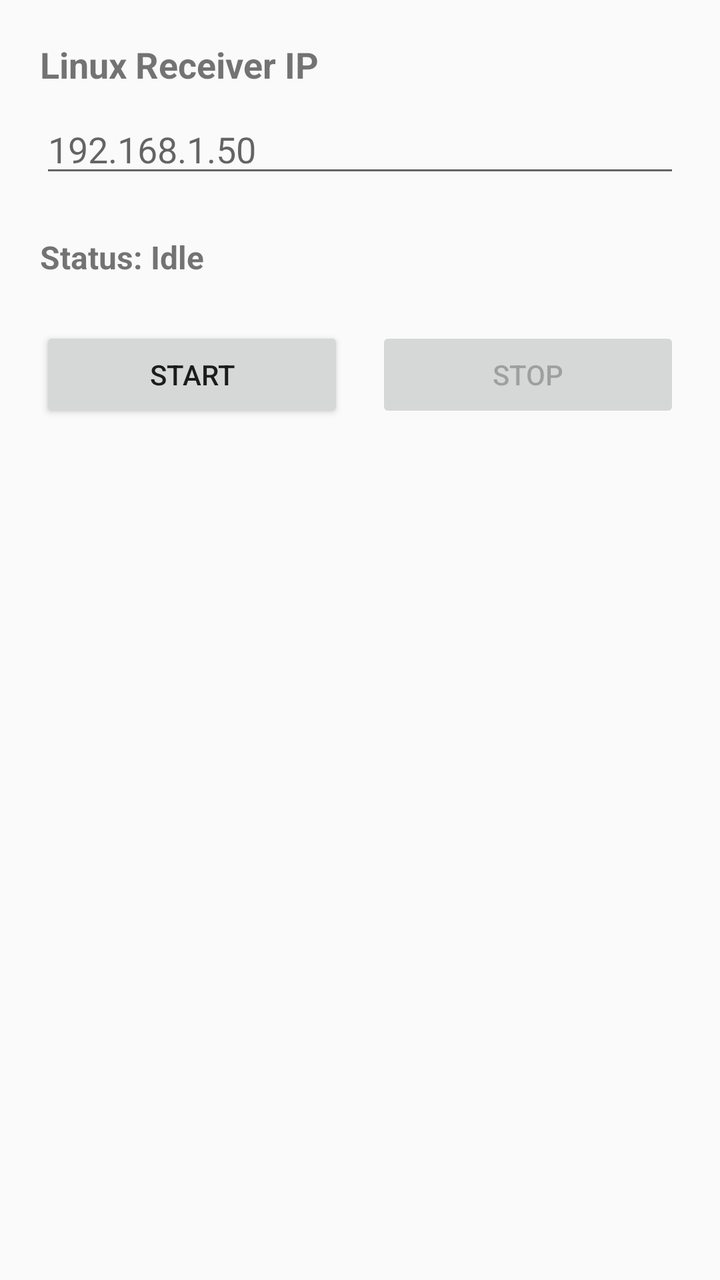
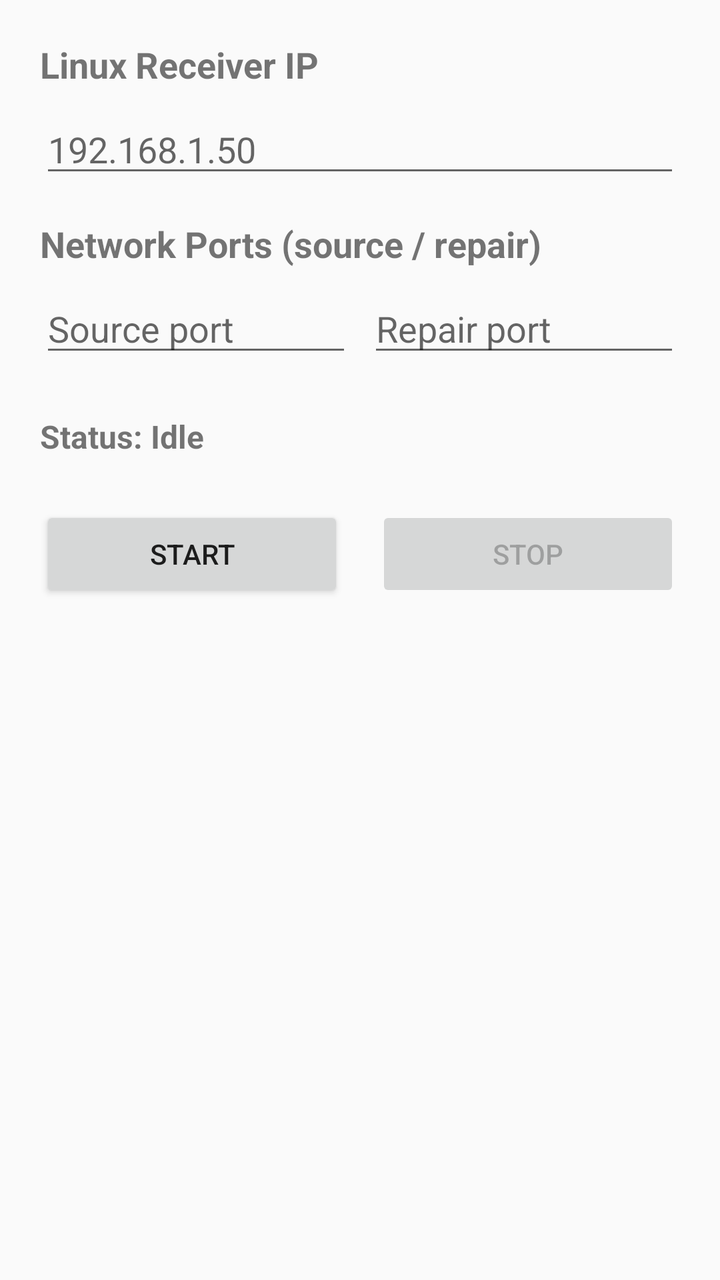

Two renders of the same Android screen: before a commit and after it. Below are the layout's source before the change and the commit's diff.
<!-- AndroidManifest.xml: application theme Theme.AppCompat.Light.DarkActionBar -->
<!-- res/layout/activity_main.xml -->
<?xml version="1.0" encoding="utf-8"?>
<androidx.constraintlayout.widget.ConstraintLayout xmlns:android="http://schemas.android.com/apk/res/android"
    xmlns:app="http://schemas.android.com/apk/res-auto"
    xmlns:tools="http://schemas.android.com/tools"
    android:layout_width="match_parent"
    android:layout_height="match_parent"
    android:padding="20dp"
    tools:context=".MainActivity">

    <TextView
        android:id="@+id/tvLabel"
        android:layout_width="wrap_content"
        android:layout_height="wrap_content"
        android:text="@string/dest_ip"
        android:textSize="18sp"
        android:textStyle="bold"
        app:layout_constraintTop_toTopOf="parent"
        app:layout_constraintStart_toStartOf="parent" />

    <EditText
        android:id="@+id/etIp"
        android:layout_width="0dp"
        android:layout_height="wrap_content"
        android:layout_marginTop="8dp"
        android:hint="@string/ip_hint"
        android:inputType="text"
        android:maxLines="1"
        app:layout_constraintTop_toBottomOf="@id/tvLabel"
        app:layout_constraintStart_toStartOf="parent"
        app:layout_constraintEnd_toEndOf="parent" />

    <TextView
        android:id="@+id/tvStatus"
        android:layout_width="wrap_content"
        android:layout_height="wrap_content"
        android:layout_marginTop="24dp"
        android:text="@string/status_idle"
        android:textSize="16sp"
        android:textStyle="bold"
        app:layout_constraintTop_toBottomOf="@id/etIp"
        app:layout_constraintStart_toStartOf="parent" />

    <Button
        android:id="@+id/btnStart"
        android:layout_width="0dp"
        android:layout_height="wrap_content"
        android:layout_marginTop="24dp"
        android:layout_marginEnd="8dp"
        android:text="@string/start"
        app:layout_constraintTop_toBottomOf="@id/tvStatus"
        app:layout_constraintStart_toStartOf="parent"
        app:layout_constraintEnd_toStartOf="@id/btnStop" />

    <Button
        android:id="@+id/btnStop"
        android:layout_width="0dp"
        android:layout_height="wrap_content"
        android:layout_marginStart="8dp"
        android:text="@string/stop"
        android:enabled="false"
        app:layout_constraintTop_toTopOf="@id/btnStart"
        app:layout_constraintStart_toEndOf="@id/btnStart"
        app:layout_constraintEnd_toEndOf="parent" />

</androidx.constraintlayout.widget.ConstraintLayout>
<!-- resources referenced by this layout -->
<resources>
  <string name="dest_ip">Linux Receiver IP</string>
  <string name="ip_hint">192.168.1.50</string>
  <string name="start">Start</string>
  <string name="status_idle">Status: Idle</string>
  <string name="stop">Stop</string>
</resources>

<!-- the commit's change to res/layout/activity_main.xml (unified diff, before → after) -->
@@ -30,6 +30,41 @@
         app:layout_constraintEnd_toEndOf="parent" />
 
     <TextView
+        android:id="@+id/tvPortLabel"
+        android:layout_width="wrap_content"
+        android:layout_height="wrap_content"
+        android:layout_marginTop="16dp"
+        android:text="@string/network_ports"
+        android:textSize="18sp"
+        android:textStyle="bold"
+        app:layout_constraintTop_toBottomOf="@id/etIp"
+        app:layout_constraintStart_toStartOf="parent" />
+
+    <EditText
+        android:id="@+id/etSourcePort"
+        android:layout_width="0dp"
+        android:layout_height="wrap_content"
+        android:layout_marginTop="8dp"
+        android:layout_marginEnd="8dp"
+        android:hint="@string/source_port_hint"
+        android:inputType="number"
+        android:maxLines="1"
+        app:layout_constraintTop_toBottomOf="@id/tvPortLabel"
+        app:layout_constraintStart_toStartOf="parent"
+        app:layout_constraintEnd_toStartOf="@id/etRepairPort" />
+
+    <EditText
+        android:id="@+id/etRepairPort"
+        android:layout_width="0dp"
+        android:layout_height="wrap_content"
+        android:hint="@string/repair_port_hint"
+        android:inputType="number"
+        android:maxLines="1"
+        app:layout_constraintTop_toTopOf="@id/etSourcePort"
+        app:layout_constraintStart_toEndOf="@id/etSourcePort"
+        app:layout_constraintEnd_toEndOf="parent" />
+
+    <TextView
         android:id="@+id/tvStatus"
         android:layout_width="wrap_content"
         android:layout_height="wrap_content"
@@ -37,7 +72,7 @@
         android:text="@string/status_idle"
         android:textSize="16sp"
         android:textStyle="bold"
-        app:layout_constraintTop_toBottomOf="@id/etIp"
+        app:layout_constraintTop_toBottomOf="@id/etSourcePort"
         app:layout_constraintStart_toStartOf="parent" />
 
     <Button
<!-- resource entries referenced after the edit -->
@@ -2,6 +2,9 @@
 <resources>
   <string name="dest_ip">Linux Receiver IP</string>
   <string name="ip_hint">192.168.1.50</string>
+  <string name="network_ports">Network Ports (source / repair)</string>
+  <string name="repair_port_hint">Repair port</string>
+  <string name="source_port_hint">Source port</string>
   <string name="start">Start</string>
   <string name="status_idle">Status: Idle</string>
   <string name="stop">Stop</string>
